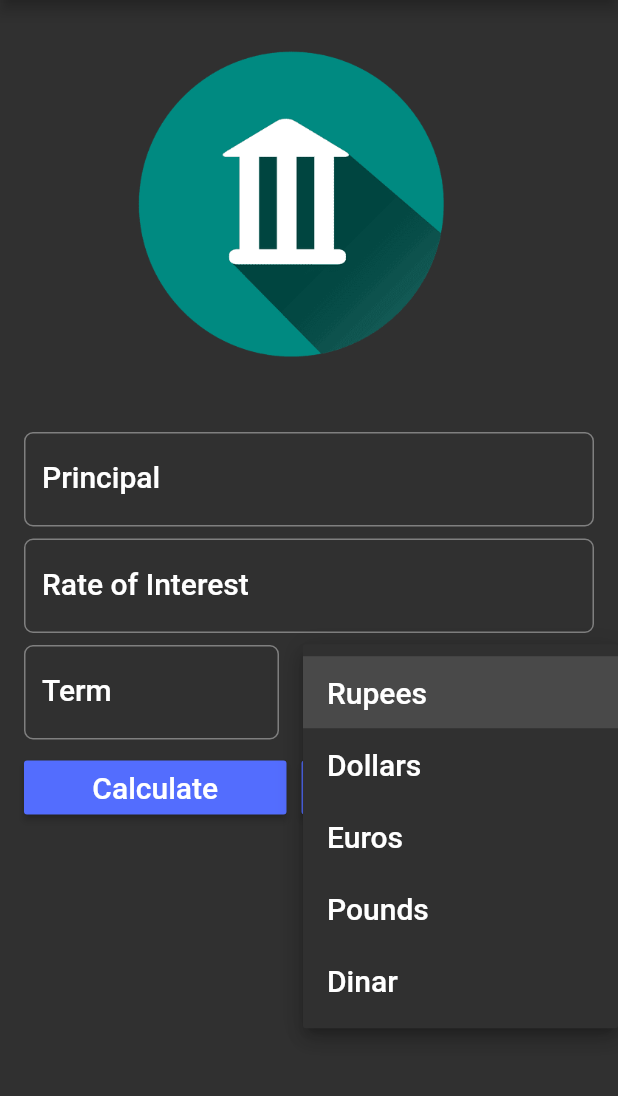
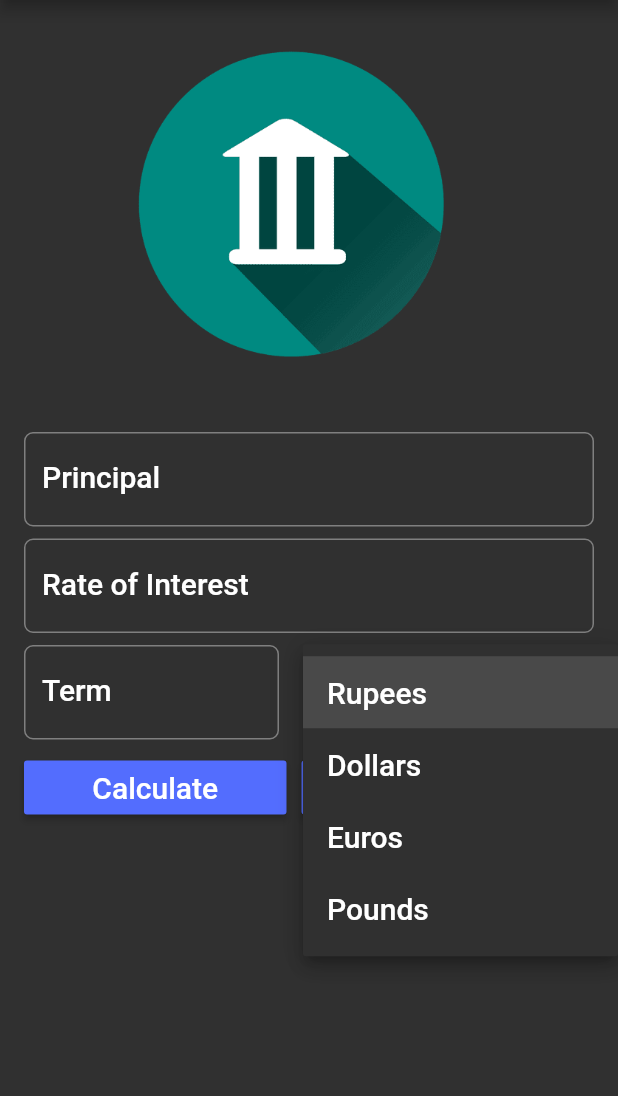
Before and after one commit to Ritikag2906/Simple-Interest-Calculator, a Flutter app: the screen it shows after launch, after a tap on "Rupees", on a phone screen of 412 x 824 dp, the part 84-1180 px from its top. Run offline on Flutter 3.47's test engine with Material 2 defaults, Android fonts, the phone set to English and light mode, and no system bars.

Commit message:
Update main.dart

```diff
--- a/lib/main.dart
+++ b/lib/main.dart
@@ -30,7 +30,7 @@ class SIForm extends StatefulWidget {
 class _SIFormState extends State<SIForm> {
   var _formKey = GlobalKey<FormState>();
 
-  var _currencies = ['Rupees', 'Dollars','Euros','Pounds', 'Dinar'];
+  var _currencies = ['Rupees', 'Dollars','Euros','Pounds'];
   final _minimumPadding = 4.0;
   var _currentItemSelected = '';
 
@@ -51,7 +51,6 @@ class _SIFormState extends State<SIForm> {
     TextStyle textStyle = Theme.of(context).textTheme.headline6;
 
     return Scaffold(
-      // resizeToAvoidBottomInset: false,
       appBar: AppBar(
         title: Text("Simple Interest Calculator"),
       ),
```
